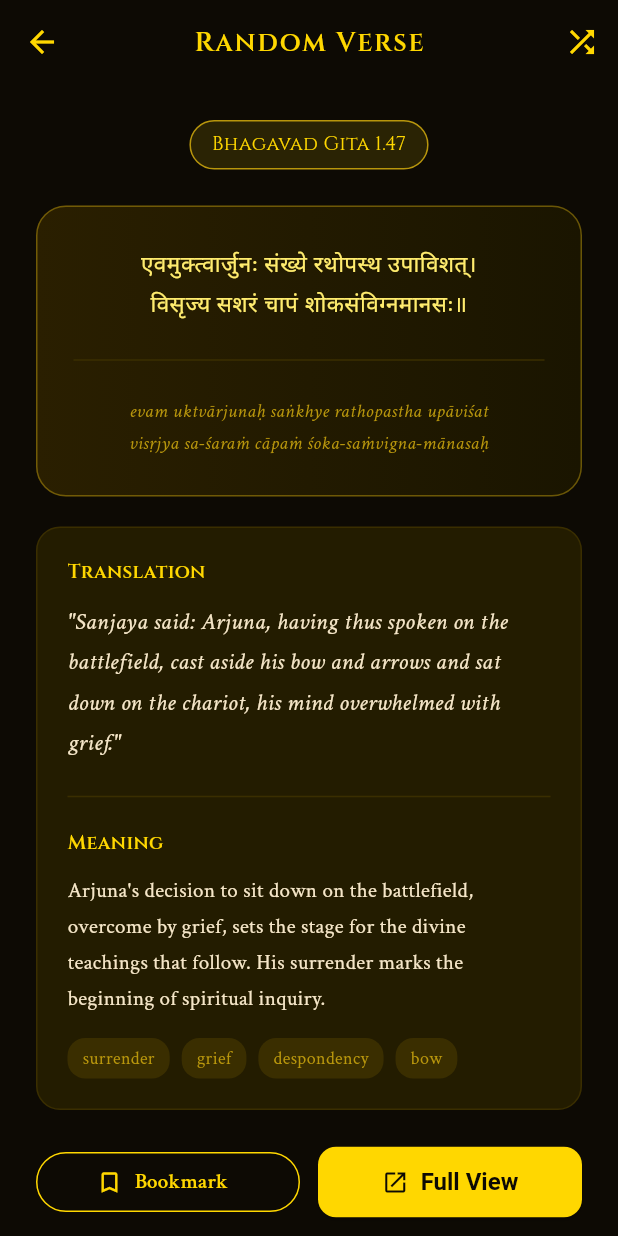
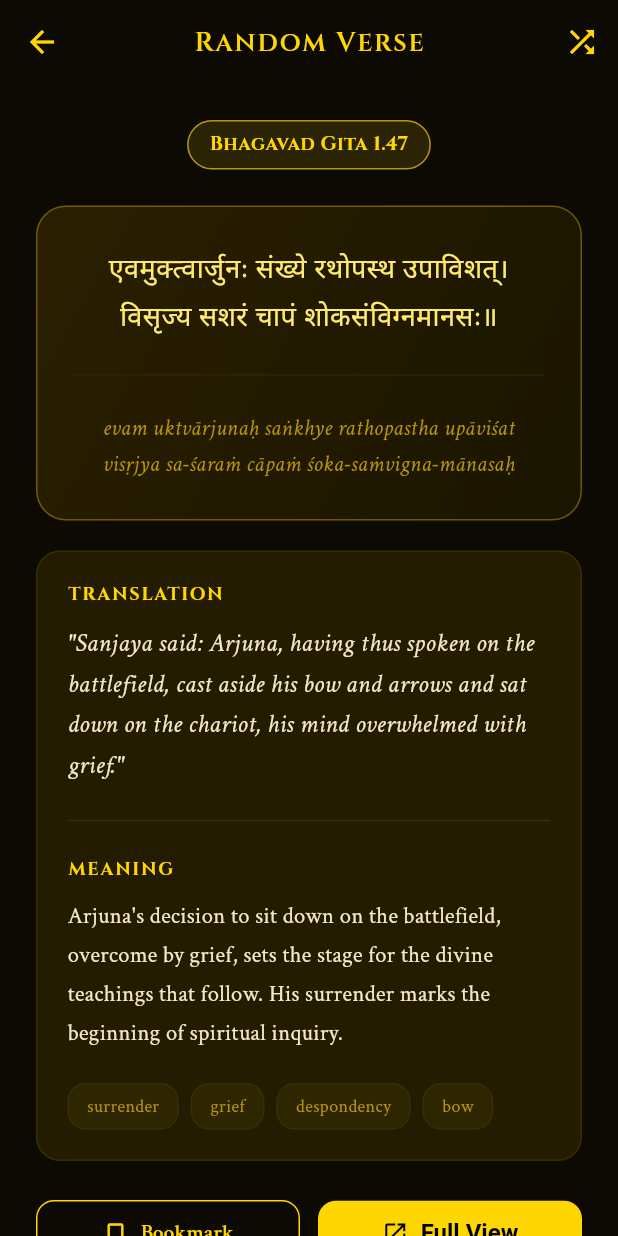
Before and after one commit to Kuldeep532/Geeta-Nexus, a Flutter app: the RandomVerseScreen screen opened directly, on a phone screen of 412 x 824 dp. Run offline on Flutter 3.47's test engine with Material 3 defaults, Android fonts, the phone set to English and light mode, and no system bars; our stand-ins replace audioplayers, google_fonts, permission_handler, shared_preferences, wakelock_plus; accounts and stored records are empty.

Commit message:
Refactor random verse screen with optimizations
Refactor random verse screen for improved readability and performance. Added error handling for empty verse data and optimized widget rebuilds.

```diff
--- a/lib/screens/random_verse_screen.dart
+++ b/lib/screens/random_verse_screen.dart
@@ -25,7 +25,9 @@ class _RandomVerseScreenState extends State<RandomVerseScreen>
   void initState() {
     super.initState();
     _controller = AnimationController(
-        vsync: this, duration: const Duration(milliseconds: 500));
+      vsync: this,
+      duration: const Duration(milliseconds: 500),
+    );
     _fadeAnim = CurvedAnimation(parent: _controller, curve: Curves.easeIn);
     _verse = _random();
     _controller.forward();
@@ -33,12 +35,19 @@ class _RandomVerseScreenState extends State<RandomVerseScreen>
 
   Verse _random() {
     final all = getAllVerses();
+    if (all.isEmpty) {
+      throw Exception("Verse data is empty");
+    }
     return all[Random().nextInt(all.length)];
   }
 
   void _refresh() {
+    if (_controller.isAnimating) return;
     _controller.reverse().then((_) {
-      setState(() => _verse = _random());
+      if (!mounted) return;
+      setState(() {
+        _verse = _random();
+      });
       _controller.forward();
     });
   }
@@ -51,25 +60,32 @@ class _RandomVerseScreenState extends State<RandomVerseScreen>
 
   @override
   Widget build(BuildContext context) {
-    final state = context.read<AppState>();
+    // Optimized: Use context.watch to rebuild only when AppState changes
+    final state = context.watch<AppState>();
+    final bool isBookmarked = state.isBookmarked(_verse.id);
+
     return Scaffold(
       backgroundColor: kBg,
       appBar: AppBar(
         title: const Text('Random Verse'),
+        centerTitle: true,
         leading: const BackButton(),
         actions: [
           IconButton(
             icon: const Icon(Icons.shuffle, color: kGold),
             onPressed: _refresh,
+            tooltip: 'Refresh Verse',
           ),
         ],
       ),
       body: FadeTransition(
         opacity: _fadeAnim,
         child: SingleChildScrollView(
+          physics: const BouncingScrollPhysics(),
           padding: const EdgeInsets.all(24),
           child: Column(
             children: [
+              // Chapter/Verse Indicator
               Container(
                 padding: const EdgeInsets.symmetric(horizontal: 14, vertical: 6),
                 decoration: BoxDecoration(
@@ -77,14 +93,25 @@ class _RandomVerseScreenState extends State<RandomVerseScreen>
                   borderRadius: BorderRadius.circular(20),
                   border: Border.all(color: kGoldDim),
                 ),
-                child: Text('Bhagavad Gita ${_verse.id}',
-                    style: GoogleFonts.cinzel(color: kGold, fontSize: 13)),
+                child: Text(
+                  'Bhagavad Gita ${_verse.id}',
+                  style: GoogleFonts.cinzel(
+                    color: kGold,
+                    fontSize: 13,
+                    fontWeight: FontWeight.bold,
+                  ),
+                ),
               ),
               const SizedBox(height: 24),
+
+              // Sanskrit & Transliteration Card
               Container(
+                width: double.infinity,
                 padding: const EdgeInsets.all(24),
                 decoration: BoxDecoration(
                   gradient: const LinearGradient(
+                    begin: Alignment.topLeft,
+                    end: Alignment.bottomRight,
                     colors: [Color(0xFF2A1F00), Color(0xFF1A1500)],
                   ),
                   borderRadius: BorderRadius.circular(20),
@@ -96,25 +123,32 @@ class _RandomVerseScreenState extends State<RandomVerseScreen>
                       _verse.sanskrit,
                       textAlign: TextAlign.center,
                       style: GoogleFonts.notoSansDevanagari(
-                          color: kGoldLight, fontSize: 15, height: 1.8),
+                        color: kGoldLight,
+                        fontSize: 18,
+                        height: 1.8,
+                      ),
                     ),
                     const SizedBox(height: 16),
-                    const Divider(color: kDivider),
+                    const Divider(color: kDivider, thickness: 0.5),
                     const SizedBox(height: 16),
                     Text(
                       _verse.transliteration,
                       textAlign: TextAlign.center,
                       style: GoogleFonts.crimsonText(
                         color: kGoldDim,
-                          fontSize: 13,
+                        fontSize: 15,
                         fontStyle: FontStyle.italic,
-                          height: 1.6),
+                        height: 1.6,
+                      ),
                     ),
                   ],
                 ),
               ),
               const SizedBox(height: 20),
+
+              // Translation & Meaning Card
               Container(
+                width: double.infinity,
                 padding: const EdgeInsets.all(20),
                 decoration: BoxDecoration(
                   color: kCard,
@@ -124,74 +158,81 @@ class _RandomVerseScreenState extends State<RandomVerseScreen>
                 child: Column(
                   crossAxisAlignment: CrossAxisAlignment.start,
                   children: [
-                    Text('Translation',
-                        style: GoogleFonts.cinzel(
-                            color: kGold, fontSize: 13, fontWeight: FontWeight.w600)),
+                    _sectionHeader('Translation'),
                     const SizedBox(height: 10),
                     Text(
                       '"${_verse.translation}"',
                       style: GoogleFonts.crimsonText(
                         color: kText,
-                          fontSize: 16,
+                        fontSize: 17,
                         fontStyle: FontStyle.italic,
-                          height: 1.7),
+                        height: 1.6,
                       ),
-                    const SizedBox(height: 14),
-                    const Divider(color: kDivider),
-                    const SizedBox(height: 14),
-                    Text('Meaning',
-                        style: GoogleFonts.cinzel(
-                            color: kGold, fontSize: 13, fontWeight: FontWeight.w600)),
+                    ),
+                    const Padding(
+                      padding: EdgeInsets.symmetric(vertical: 16),
+                      child: Divider(color: kDivider),
+                    ),
+                    _sectionHeader('Meaning'),
                     const SizedBox(height: 10),
-                    Text(_verse.meaning,
+                    Text(
+                      _verse.meaning,
                       style: const TextStyle(
-                            color: kText, fontSize: 14, height: 1.7)),
-                    const SizedBox(height: 14),
+                        color: kText,
+                        fontSize: 15,
+                        height: 1.7,
+                      ),
+                    ),
+                    const SizedBox(height: 20),
                     Wrap(
                       spacing: 8,
-                      runSpacing: 6,
+                      runSpacing: 8,
                       children: _verse.keywords.map((k) => Container(
                         padding: const EdgeInsets.symmetric(
-                                horizontal: 10, vertical: 5),
+                          horizontal: 12, vertical: 6),
                         decoration: BoxDecoration(
-                              color: kDivider,
+                          color: kGold.withOpacity(0.05),
                           borderRadius: BorderRadius.circular(12),
+                          border: Border.all(color: kDivider),
                         ),
-                            child: Text(k,
-                                style: const TextStyle(
-                                    color: kGoldDim, fontSize: 12)),
+                        child: Text(
+                          k,
+                          style: const TextStyle(color: kGoldDim, fontSize: 12),
+                        ),
                       )).toList(),
                     ),
                   ],
                 ),
               ),
               const SizedBox(height: 24),
+
+              // Action Buttons
               Row(
                 children: [
                   Expanded(
                     child: OutlinedButton.icon(
                       onPressed: () {
                         state.toggleBookmark(_verse.id);
+                        ScaffoldMessenger.of(context).clearSnackBars();
                         ScaffoldMessenger.of(context).showSnackBar(
                           SnackBar(
-                            content: Text(state.isBookmarked(_verse.id)
-                                ? 'Bookmarked! +5 XP'
-                                : 'Bookmark removed'),
+                            content: Text(!isBookmarked
+                                ? 'Bookmarked to your profile'
+                                : 'Removed from bookmarks'),
+                            behavior: SnackBarBehavior.floating,
+                            duration: const Duration(seconds: 2),
                           ),
                         );
-                        setState(() {});
                       },
-                      icon: Icon(
-                        state.isBookmarked(_verse.id)
-                            ? Icons.bookmark
-                            : Icons.bookmark_border,
-                      ),
-                      label: Text(state.isBookmarked(_verse.id)
-                          ? 'Bookmarked'
-                          : 'Bookmark'),
+                      icon: Icon(isBookmarked ? Icons.bookmark : Icons.bookmark_border),
+                      label: Text(isBookmarked ? 'Bookmarked' : 'Bookmark'),
                       style: OutlinedButton.styleFrom(
+                        padding: const EdgeInsets.symmetric(vertical: 12),
                         foregroundColor: kGold,
                         side: const BorderSide(color: kGold),
+                        shape: RoundedRectangleBorder(
+                          borderRadius: BorderRadius.circular(12),
+                        ),
                       ),
                     ),
                   ),
@@ -201,31 +242,60 @@ class _RandomVerseScreenState extends State<RandomVerseScreen>
                       onPressed: () => Navigator.push(
                         context,
                         MaterialPageRoute(
-                              builder: (_) =>
-                                  VerseDetailScreen(verse: _verse))),
+                          builder: (_) => VerseDetailScreen(verse: _verse),
+                        ),
+                      ),
                       icon: const Icon(Icons.open_in_new),
                       label: const Text('Full View'),
+                      style: ElevatedButton.styleFrom(
+                        padding: const EdgeInsets.symmetric(vertical: 12),
+                        backgroundColor: kGold,
+                        foregroundColor: Colors.black,
+                        shape: RoundedRectangleBorder(
+                          borderRadius: BorderRadius.circular(12),
+                        ),
+                      ),
                     ),
                   ),
                 ],
               ),
               const SizedBox(height: 16),
+
+              // Bottom Shuffle Button
               SizedBox(
                 width: double.infinity,
                 child: ElevatedButton.icon(
                   onPressed: _refresh,
                   icon: const Icon(Icons.shuffle),
-                  label: const Text('Another Verse'),
+                  label: const Text('Get Another Random Verse'),
                   style: ElevatedButton.styleFrom(
+                    padding: const EdgeInsets.symmetric(vertical: 16),
                     backgroundColor: kCard,
                     foregroundColor: kGold,
+                    side: const BorderSide(color: kDivider),
+                    shape: RoundedRectangleBorder(
+                      borderRadius: BorderRadius.circular(12),
                     ),
                   ),
                 ),
+              ),
+              const SizedBox(height: 32),
             ],
           ),
         ),
       ),
     );
   }
+
+  Widget _sectionHeader(String title) {
+    return Text(
+      title.toUpperCase(),
+      style: GoogleFonts.cinzel(
+        color: kGold,
+        fontSize: 12,
+        letterSpacing: 1.2,
+        fontWeight: FontWeight.bold,
+      ),
+    );
   }
+}
```
Lines whose indentation alone changed are shown as unchanged.
